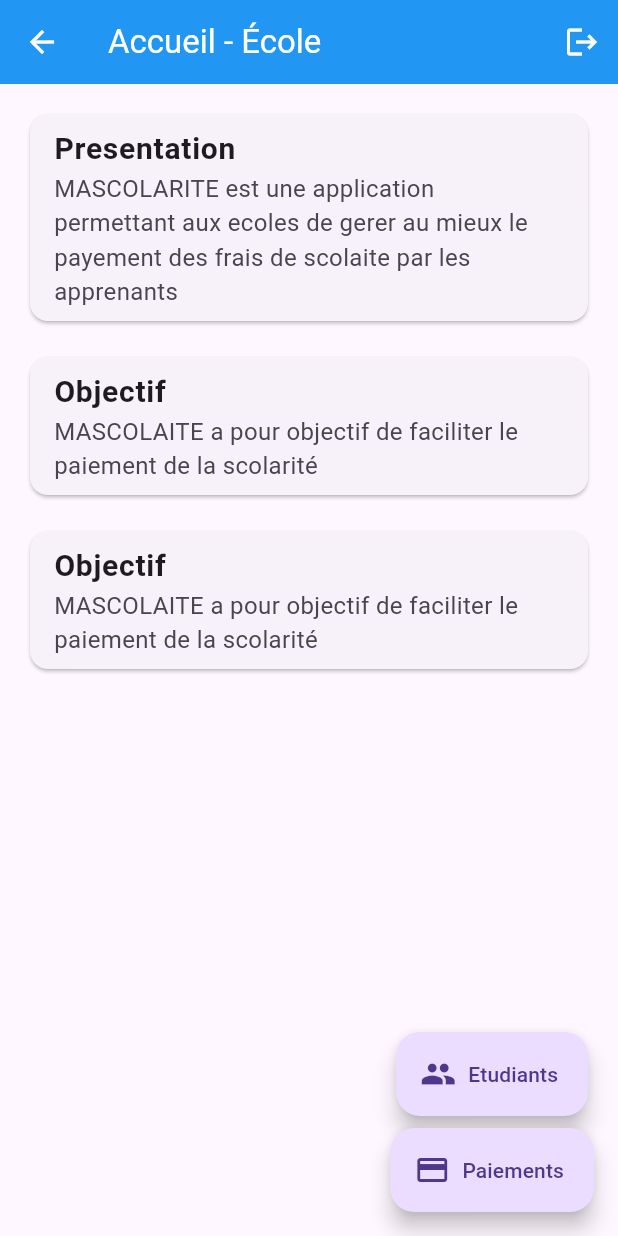
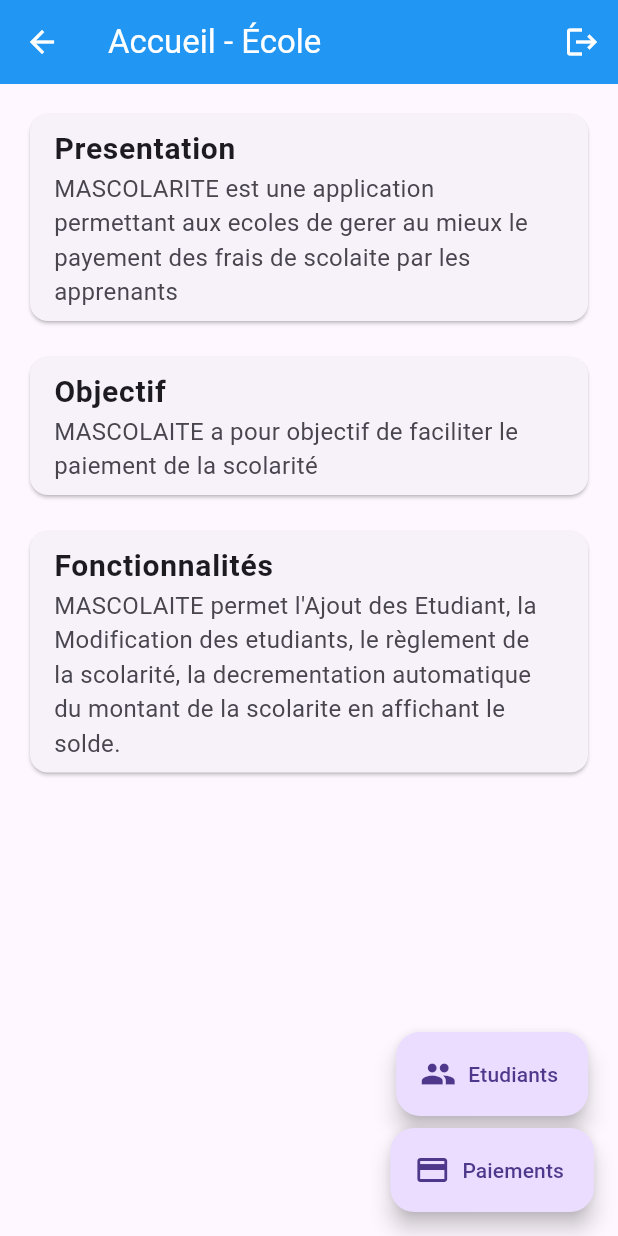
Before and after one commit to gregoirestephen/scolarite, a Flutter app: the HomePage screen opened by its route, on a phone screen of 412 x 824 dp. Run offline on Flutter 3.47's test engine with Material 3 defaults, Android fonts, the phone set to English and light mode, and no system bars; our stand-ins replace cloud_firestore, firebase_core, flutter_riverpod, image_picker; accounts and stored records are empty.

Commit message:
Mise à jour commit

```diff
--- a/lib/ui/home.dart
+++ b/lib/ui/home.dart
@@ -43,8 +43,8 @@ class HomePage extends ConsumerWidget {
             SizedBox(height: 16),
             Card(
               child: ListTile(
-              title: Text('Objectif', style: TextStyle(fontSize: 20, fontWeight: FontWeight.bold)),
-              subtitle: Text('MASCOLAITE a pour objectif de faciliter le paiement de la scolarité', style: TextStyle(fontSize: 16)),
+              title: Text('Fonctionnalités', style: TextStyle(fontSize: 20, fontWeight: FontWeight.bold)),
+              subtitle: Text("MASCOLAITE permet l'Ajout des Etudiant, la Modification des etudiants, le règlement de la scolarité, la decrementation automatique du montant de la scolarite en affichant le solde.", style: TextStyle(fontSize: 16)),
             ),
             ),
           ],
```
